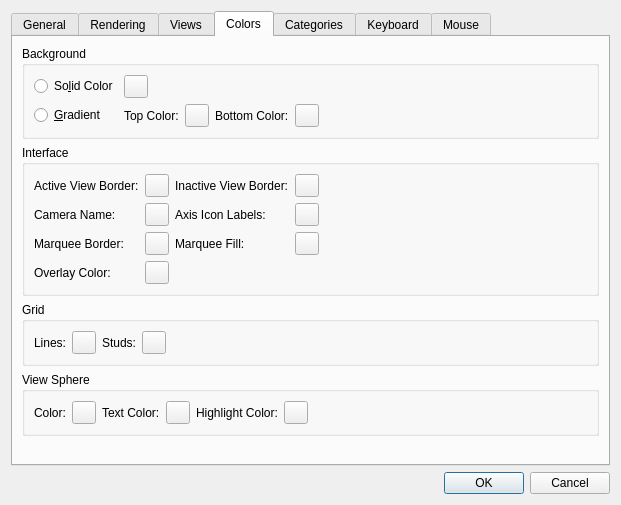
leozide/leocad, file qt/lc_qpreferencesdialog.ui: the form before one commit.
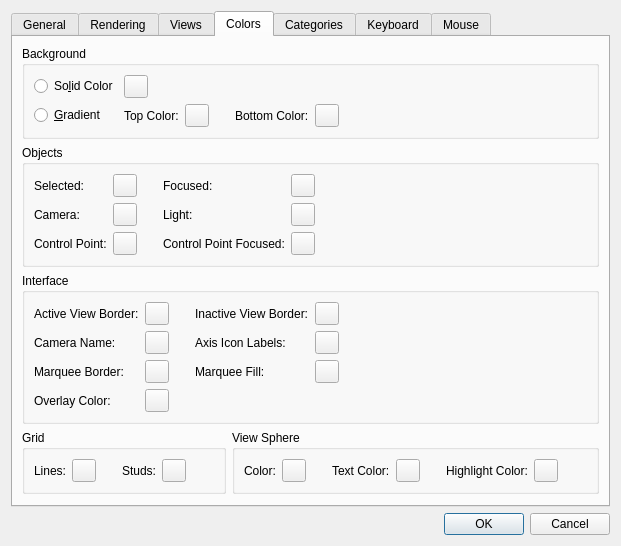
The form after the commit. The open tabs and pages were chosen to show the change. Icons and pictures are not drawn.

Commit message: Customizable object colors.

Patch:
```diff
--- a/qt/lc_qpreferencesdialog.ui
+++ b/qt/lc_qpreferencesdialog.ui
@@ -909,114 +909,64 @@
       <attribute name="title">
        <string>Colors</string>
       </attribute>
-      <layout class="QVBoxLayout" name="verticalLayout_14">
-       <item>
-        <widget class="QGroupBox" name="groupBox_7">
-         <property name="title">
-          <string>Background</string>
-         </property>
-         <layout class="QGridLayout" name="gridLayout_7">
-          <item row="1" column="1">
-           <layout class="QHBoxLayout" name="horizontalLayout_2">
-            <item>
-             <widget class="QLabel" name="label_27">
-              <property name="text">
-               <string>Top Color:</string>
-              </property>
-             </widget>
-            </item>
-            <item>
-             <widget class="QToolButton" name="BackgroundGradient1ColorButton">
-              <property name="text">
-               <string/>
-              </property>
-             </widget>
-            </item>
-            <item>
-             <widget class="QLabel" name="label_28">
-              <property name="text">
-               <string>Bottom Color:</string>
-              </property>
-             </widget>
-            </item>
-            <item>
-             <widget class="QToolButton" name="BackgroundGradient2ColorButton">
-              <property name="text">
-               <string/>
-              </property>
-             </widget>
-            </item>
-            <item>
-             <spacer name="horizontalSpacer_10">
-              <property name="orientation">
-               <enum>Qt::Horizontal</enum>
-              </property>
-              <property name="sizeHint" stdset="0">
-               <size>
-                <width>40</width>
-                <height>20</height>
-               </size>
-              </property>
-             </spacer>
-            </item>
-           </layout>
-          </item>
-          <item row="0" column="0">
-           <widget class="QRadioButton" name="BackgroundSolidRadio">
-            <property name="text">
-             <string>So&amp;lid Color</string>
-            </property>
-           </widget>
-          </item>
-          <item row="1" column="0">
-           <widget class="QRadioButton" name="BackgroundGradientRadio">
-            <property name="text">
-             <string>&amp;Gradient</string>
-            </property>
-           </widget>
-          </item>
-          <item row="0" column="1">
-           <layout class="QHBoxLayout" name="horizontalLayout_11">
-            <item>
-             <widget class="QToolButton" name="BackgroundSolidColorButton">
-              <property name="text">
-               <string/>
-              </property>
-             </widget>
-            </item>
-            <item>
-             <spacer name="horizontalSpacer_12">
-              <property name="orientation">
-               <enum>Qt::Horizontal</enum>
-              </property>
-              <property name="sizeHint" stdset="0">
-               <size>
-                <width>40</width>
-                <height>20</height>
-               </size>
-              </property>
-             </spacer>
-            </item>
-           </layout>
-          </item>
-         </layout>
-        </widget>
-       </item>
-       <item>
+      <layout class="QGridLayout" name="gridLayout_9">
+       <item row="2" column="0" colspan="2">
         <widget class="QGroupBox" name="groupBox_11">
          <property name="title">
           <string>Interface</string>
          </property>
          <layout class="QGridLayout" name="gridLayout_8">
-          <item row="0" column="2">
+          <item row="3" column="0">
+           <widget class="QLabel" name="label_15">
+            <property name="text">
+             <string>Marquee Border:</string>
+            </property>
+           </widget>
+          </item>
+          <item row="3" column="1">
+           <widget class="QToolButton" name="MarqueeBorderColorButton">
+            <property name="text">
+             <string/>
+            </property>
+           </widget>
+          </item>
+          <item row="0" column="3">
            <widget class="QLabel" name="label_32">
             <property name="text">
              <string>Inactive View Border:</string>
             </property>
            </widget>
           </item>
-          <item row="0" column="1">
-           <widget class="QToolButton" name="ActiveViewColorButton">
+          <item row="3" column="4">
+           <widget class="QToolButton" name="MarqueeFillColorButton">
+            <property name="text">
+             <string/>
+            </property>
+           </widget>
+          </item>
+          <item row="2" column="0">
+           <widget class="QLabel" name="label_14">
+            <property name="text">
+             <string>Camera Name:</string>
+            </property>
+           </widget>
+          </item>
+          <item row="2" column="4">
+           <widget class="QToolButton" name="AxesColorButton">
+            <property name="text">
+             <string/>
+            </property>
+           </widget>
+          </item>
+          <item row="3" column="3">
+           <widget class="QLabel" name="label_16">
+            <property name="text">
+             <string>Marquee Fill:</string>
+            </property>
+           </widget>
+          </item>
+          <item row="0" column="4">
+           <widget class="QToolButton" name="InactiveViewColorButton">
             <property name="text">
              <string/>
             </property>
@@ -1029,10 +979,10 @@
             </property>
            </widget>
           </item>
-          <item row="0" column="0">
-           <widget class="QLabel" name="label_6">
+          <item row="2" column="3">
+           <widget class="QLabel" name="label_31">
             <property name="text">
-             <string>Active View Border:</string>
+             <string>Axis Icon Labels:</string>
             </property>
            </widget>
           </item>
@@ -1043,33 +993,6 @@
             </property>
            </widget>
           </item>
-          <item row="0" column="3">
-           <widget class="QToolButton" name="InactiveViewColorButton">
-            <property name="text">
-             <string/>
-            </property>
-           </widget>
-          </item>
-          <item row="2" column="0">
-           <widget class="QLabel" name="label_14">
-            <property name="text">
-             <string>Camera Name:</string>
-            </property>
-           </widget>
-          </item>
-          <item row="0" column="4">
-           <spacer name="horizontalSpacer_16">
-            <property name="orientation">
-             <enum>Qt::Horizontal</enum>
-            </property>
-            <property name="sizeHint" stdset="0">
-             <size>
-              <width>40</width>
-              <height>20</height>
-             </size>
-            </property>
-           </spacer>
-          </item>
           <item row="5" column="1">
            <widget class="QToolButton" name="OverlayColorButton">
             <property name="text">
@@ -1077,87 +1000,15 @@
             </property>
            </widget>
           </item>
-          <item row="2" column="2">
-           <widget class="QLabel" name="label_31">
+          <item row="0" column="1">
+           <widget class="QToolButton" name="ActiveViewColorButton">
             <property name="text">
-             <string>Axis Icon Labels:</string>
-            </property>
-           </widget>
-          </item>
-          <item row="2" column="3">
-           <widget class="QToolButton" name="AxesColorButton">
-            <property name="text">
              <string/>
             </property>
            </widget>
           </item>
-          <item row="3" column="0">
-           <widget class="QLabel" name="label_15">
-            <property name="text">
-             <string>Marquee Border:</string>
-            </property>
-           </widget>
-          </item>
-          <item row="3" column="1">
-           <widget class="QToolButton" name="MarqueeBorderColorButton">
-            <property name="text">
-             <string/>
-            </property>
-           </widget>
-          </item>
-          <item row="3" column="2">
-           <widget class="QLabel" name="label_16">
-            <property name="text">
-             <string>Marquee Fill:</string>
-            </property>
-           </widget>
-          </item>
-          <item row="3" column="3">
-           <widget class="QToolButton" name="MarqueeFillColorButton">
-            <property name="text">
-             <string/>
-            </property>
-           </widget>
-          </item>
-         </layout>
-        </widget>
-       </item>
-       <item>
-        <widget class="QGroupBox" name="groupBox_10">
-         <property name="title">
-          <string>Grid</string>
-         </property>
-         <layout class="QHBoxLayout" name="horizontalLayout_17">
-          <item>
-           <widget class="QLabel" name="label_29">
-            <property name="text">
-             <string>Lines:</string>
-            </property>
-           </widget>
-          </item>
-          <item>
-           <widget class="QToolButton" name="gridLineColor">
-            <property name="text">
-             <string/>
-            </property>
-           </widget>
-          </item>
-          <item>
-           <widget class="QLabel" name="label_30">
-            <property name="text">
-             <string>Studs:</string>
-            </property>
-           </widget>
-          </item>
-          <item>
-           <widget class="QToolButton" name="gridStudColor">
-            <property name="text">
-             <string/>
-            </property>
-           </widget>
-          </item>
-          <item>
-           <spacer name="horizontalSpacer_13">
+          <item row="0" column="5">
+           <spacer name="horizontalSpacer_16">
             <property name="orientation">
              <enum>Qt::Horizontal</enum>
             </property>
@@ -1169,10 +1020,33 @@
             </property>
            </spacer>
           </item>
+          <item row="0" column="0">
+           <widget class="QLabel" name="label_6">
+            <property name="text">
+             <string>Active View Border:</string>
+            </property>
+           </widget>
+          </item>
+          <item row="0" column="2">
+           <spacer name="horizontalSpacer_18">
+            <property name="orientation">
+             <enum>Qt::Horizontal</enum>
+            </property>
+            <property name="sizeType">
+             <enum>QSizePolicy::Fixed</enum>
+            </property>
+            <property name="sizeHint" stdset="0">
+             <size>
+              <width>20</width>
+              <height>20</height>
+             </size>
+            </property>
+           </spacer>
+          </item>
          </layout>
         </widget>
        </item>
-       <item>
+       <item row="4" column="1">
         <widget class="QGroupBox" name="groupBox_9">
          <property name="title">
           <string>View Sphere</string>
@@ -1192,6 +1066,22 @@
             </property>
            </widget>
           </item>
+          <item>
+           <spacer name="horizontalSpacer_21">
+            <property name="orientation">
+             <enum>Qt::Horizontal</enum>
+            </property>
+            <property name="sizeType">
+             <enum>QSizePolicy::Fixed</enum>
+            </property>
+            <property name="sizeHint" stdset="0">
+             <size>
+              <width>20</width>
+              <height>20</height>
+             </size>
+            </property>
+           </spacer>
+          </item>
           <item>
            <widget class="QLabel" name="label_23">
             <property name="text">
@@ -1206,6 +1096,22 @@
             </property>
            </widget>
           </item>
+          <item>
+           <spacer name="horizontalSpacer_22">
+            <property name="orientation">
+             <enum>Qt::Horizontal</enum>
+            </property>
+            <property name="sizeType">
+             <enum>QSizePolicy::Fixed</enum>
+            </property>
+            <property name="sizeHint" stdset="0">
+             <size>
+              <width>20</width>
+              <height>20</height>
+             </size>
+            </property>
+           </spacer>
+          </item>
           <item>
            <widget class="QLabel" name="label_20">
             <property name="text">
@@ -1236,7 +1142,7 @@
          </layout>
         </widget>
        </item>
-       <item>
+       <item row="6" column="0">
         <spacer name="verticalSpacer_3">
          <property name="orientation">
           <enum>Qt::Vertical</enum>
@@ -1249,6 +1155,302 @@
          </property>
         </spacer>
        </item>
+       <item row="4" column="0">
+        <widget class="QGroupBox" name="groupBox_10">
+         <property name="title">
+          <string>Grid</string>
+         </property>
+         <layout class="QHBoxLayout" name="horizontalLayout_17">
+          <item>
+           <widget class="QLabel" name="label_29">
+            <property name="text">
+             <string>Lines:</string>
+            </property>
+           </widget>
+          </item>
+          <item>
+           <widget class="QToolButton" name="gridLineColor">
+            <property name="text">
+             <string/>
+            </property>
+           </widget>
+          </item>
+          <item>
+           <spacer name="horizontalSpacer_20">
+            <property name="orientation">
+             <enum>Qt::Horizontal</enum>
+            </property>
+            <property name="sizeType">
+             <enum>QSizePolicy::Fixed</enum>
+            </property>
+            <property name="sizeHint" stdset="0">
+             <size>
+              <width>20</width>
+              <height>20</height>
+             </size>
+            </property>
+           </spacer>
+          </item>
+          <item>
+           <widget class="QLabel" name="label_30">
+            <property name="text">
+             <string>Studs:</string>
+            </property>
+           </widget>
+          </item>
+          <item>
+           <widget class="QToolButton" name="gridStudColor">
+            <property name="text">
+             <string/>
+            </property>
+           </widget>
+          </item>
+          <item>
+           <spacer name="horizontalSpacer_13">
+            <property name="orientation">
+             <enum>Qt::Horizontal</enum>
+            </property>
+            <property name="sizeHint" stdset="0">
+             <size>
+              <width>40</width>
+              <height>20</height>
+             </size>
+            </property>
+           </spacer>
+          </item>
+         </layout>
+        </widget>
+       </item>
+       <item row="0" column="0" colspan="2">
+        <widget class="QGroupBox" name="groupBox_7">
+         <property name="title">
+          <string>Background</string>
+         </property>
+         <layout class="QGridLayout" name="gridLayout_7">
+          <item row="1" column="1">
+           <layout class="QHBoxLayout" name="horizontalLayout_2">
+            <item>
+             <widget class="QLabel" name="label_27">
+              <property name="text">
+               <string>Top Color:</string>
+              </property>
+             </widget>
+            </item>
+            <item>
+             <widget class="QToolButton" name="BackgroundGradient1ColorButton">
+              <property name="text">
+               <string/>
+              </property>
+             </widget>
+            </item>
+            <item>
+             <spacer name="horizontalSpacer_19">
+              <property name="orientation">
+               <enum>Qt::Horizontal</enum>
+              </property>
+              <property name="sizeType">
+               <enum>QSizePolicy::Fixed</enum>
+              </property>
+              <property name="sizeHint" stdset="0">
+               <size>
+                <width>20</width>
+                <height>20</height>
+               </size>
+              </property>
+             </spacer>
+            </item>
+            <item>
+             <widget class="QLabel" name="label_28">
+              <property name="text">
+               <string>Bottom Color:</string>
+              </property>
+             </widget>
+            </item>
+            <item>
+             <widget class="QToolButton" name="BackgroundGradient2ColorButton">
+              <property name="text">
+               <string/>
+              </property>
+             </widget>
+            </item>
+            <item>
+             <spacer name="horizontalSpacer_10">
+              <property name="orientation">
+               <enum>Qt::Horizontal</enum>
+              </property>
+              <property name="sizeHint" stdset="0">
+               <size>
+                <width>40</width>
+                <height>20</height>
+               </size>
+              </property>
+             </spacer>
+            </item>
+           </layout>
+          </item>
+          <item row="0" column="0">
+           <widget class="QRadioButton" name="BackgroundSolidRadio">
+            <property name="text">
+             <string>So&amp;lid Color</string>
+            </property>
+           </widget>
+          </item>
+          <item row="1" column="0">
+           <widget class="QRadioButton" name="BackgroundGradientRadio">
+            <property name="text">
+             <string>&amp;Gradient</string>
+            </property>
+           </widget>
+          </item>
+          <item row="0" column="1">
+           <layout class="QHBoxLayout" name="horizontalLayout_11">
+            <item>
+             <widget class="QToolButton" name="BackgroundSolidColorButton">
+              <property name="text">
+               <string/>
+              </property>
+             </widget>
+            </item>
+            <item>
+             <spacer name="horizontalSpacer_12">
+              <property name="orientation">
+               <enum>Qt::Horizontal</enum>
+              </property>
+              <property name="sizeHint" stdset="0">
+               <size>
+                <width>40</width>
+                <height>20</height>
+               </size>
+              </property>
+             </spacer>
+            </item>
+           </layout>
+          </item>
+         </layout>
+        </widget>
+       </item>
+       <item row="1" column="0" colspan="2">
+        <widget class="QGroupBox" name="groupBox_12">
+         <property name="title">
+          <string>Objects</string>
+         </property>
+         <layout class="QGridLayout" name="gridLayout_10">
+          <item row="1" column="3">
+           <widget class="QLabel" name="label_37">
+            <property name="text">
+             <string>Light:</string>
+            </property>
+           </widget>
+          </item>
+          <item row="1" column="4">
+           <widget class="QToolButton" name="LightColorButton">
+            <property name="text">
+             <string/>
+            </property>
+           </widget>
+          </item>
+          <item row="0" column="2">
+           <spacer name="horizontalSpacer_15">
+            <property name="orientation">
+             <enum>Qt::Horizontal</enum>
+            </property>
+            <property name="sizeType">
+             <enum>QSizePolicy::Fixed</enum>
+            </property>
+            <property name="sizeHint" stdset="0">
+             <size>
+              <width>20</width>
+              <height>20</height>
+             </size>
+            </property>
+           </spacer>
+          </item>
+          <item row="0" column="3">
+           <widget class="QLabel" name="label_38">
+            <property name="text">
+             <string>Focused:</string>
+            </property>
+           </widget>
+          </item>
+          <item row="1" column="1">
+           <widget class="QToolButton" name="CameraColorButton">
+            <property name="text">
+             <string/>
+            </property>
+           </widget>
+          </item>
+          <item row="2" column="3">
+           <widget class="QLabel" name="label_36">
+            <property name="text">
+             <string>Control Point Focused:</string>
+            </property>
+           </widget>
+          </item>
+          <item row="2" column="1">
+           <widget class="QToolButton" name="ControlPointColorButton">
+            <property name="text">
+             <string/>
+            </property>
+           </widget>
+          </item>
+          <item row="2" column="4">
+           <widget class="QToolButton" name="ControlPointFocusedColorButton">
+            <property name="text">
+             <string/>
+            </property>
+           </widget>
+          </item>
+          <item row="0" column="1">
+           <widget class="QToolButton" name="ObjectSelectedColorButton">
+            <property name="text">
+             <string/>
+            </property>
+           </widget>
+          </item>
+          <item row="0" column="4">
+           <widget class="QToolButton" name="ObjectFocusedColorButton">
+            <property name="text">
+             <string/>
+            </property>
+           </widget>
+          </item>
+          <item row="2" column="0">
+           <widget class="QLabel" name="label_35">
+            <property name="text">
+             <string>Control Point:</string>
+            </property>
+           </widget>
+          </item>
+          <item row="0" column="0">
+           <widget class="QLabel" name="label_33">
+            <property name="text">
+             <string>Selected:</string>
+            </property>
+           </widget>
+          </item>
+          <item row="1" column="0">
+           <widget class="QLabel" name="label_34">
+            <property name="text">
+             <string>Camera:</string>
+            </property>
+           </widget>
+          </item>
+          <item row="0" column="5">
+           <spacer name="horizontalSpacer_17">
+            <property name="orientation">
+             <enum>Qt::Horizontal</enum>
+            </property>
+            <property name="sizeHint" stdset="0">
+             <size>
+              <width>40</width>
+              <height>20</height>
+             </size>
+            </property>
+           </spacer>
+          </item>
+         </layout>
+        </widget>
+       </item>
       </layout>
      </widget>
      <widget class="QWidget" name="tabCategories">
```
Left out of the diff: 6 changed lines with no effect on the pictures. The commit also changes 13 other files.
